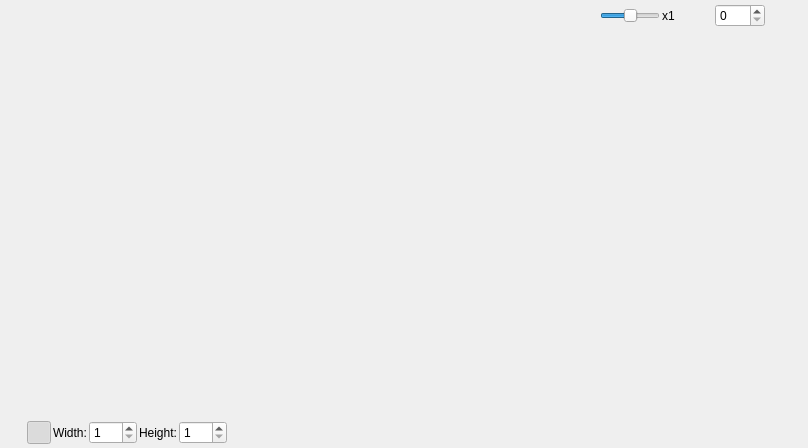
Above: EditorTabWidget.ui from lukegrahamSydney/TilesEditor before the change. Below: the same form after it.
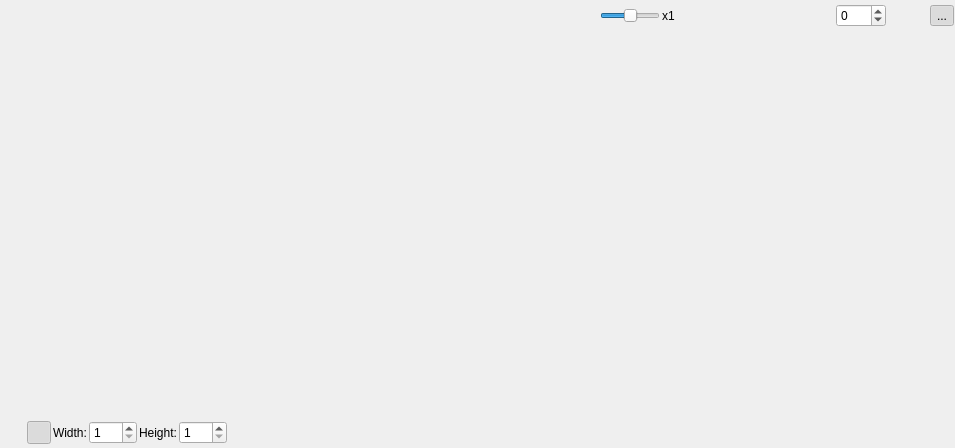
That is the form after the change. Icons and pictures are not drawn.

Commit message:
Added button to fade inactive layers
and it now also saves the image file name of tilesets into the level file

```diff
--- a/EditorTabWidget.ui
+++ b/EditorTabWidget.ui
@@ -6,7 +6,7 @@
    <rect>
     <x>0</x>
     <y>0</y>
-    <width>808</width>
+    <width>955</width>
     <height>448</height>
    </rect>
   </property>
@@ -607,6 +607,9 @@
           <height>0</height>
          </size>
         </property>
+        <property name="minimum">
+         <number>-99</number>
+        </property>
        </widget>
       </item>
       <item>
@@ -626,6 +629,29 @@
         </property>
        </widget>
       </item>
+      <item>
+       <widget class="QToolButton" name="fadeLayersButton">
+        <property name="toolTip">
+         <string>Fade Inactive Layers</string>
+        </property>
+        <property name="text">
+         <string>...</string>
+        </property>
+        <property name="icon">
+         <iconset resource="MainWindow.qrc">
+          <normaloff>:/MainWindow/icons/fugue/layer-shade.png</normaloff>:/MainWindow/icons/fugue/layer-shade.png</iconset>
+        </property>
+        <property name="checkable">
+         <bool>true</bool>
+        </property>
+        <property name="checked">
+         <bool>true</bool>
+        </property>
+        <property name="autoRaise">
+         <bool>true</bool>
+        </property>
+       </widget>
+      </item>
      </layout>
     </widget>
    </item>
```
The commit also changes 8 other files.
